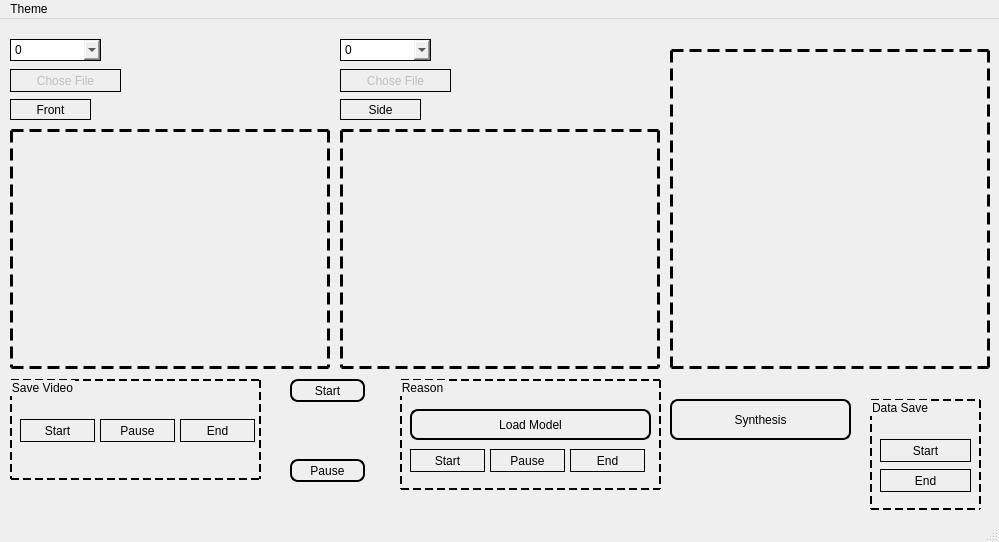
Qt form mainwindow.ui (ShijianWen3/app_yolo_pyqt) before a commit.
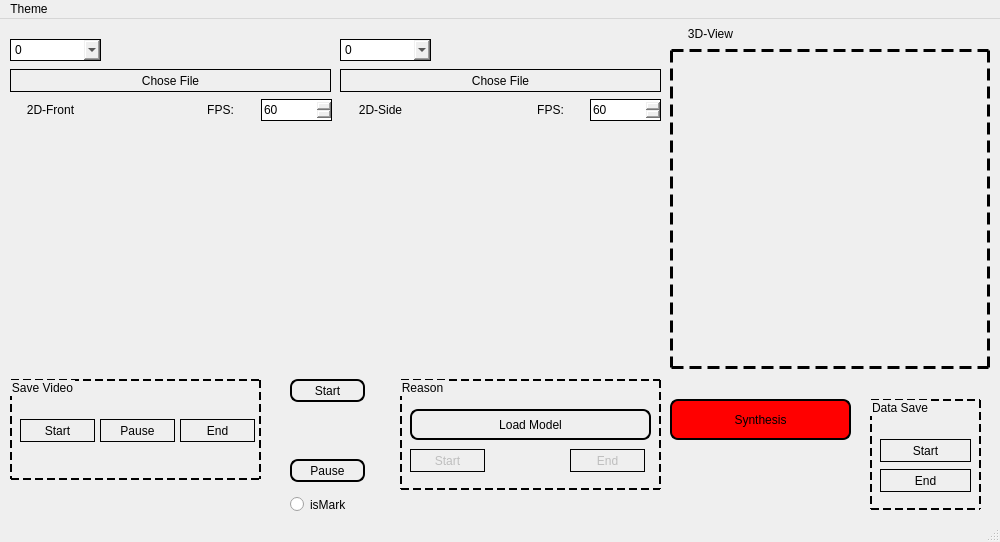
The same form after that commit. Icons and pictures are not drawn. Custom widgets are drawn as their Qt base class.

```diff
--- a/mainwindow.ui
+++ b/mainwindow.ui
@@ -6,7 +6,7 @@
    <rect>
     <x>0</x>
     <y>0</y>
-    <width>999</width>
+    <width>1000</width>
     <height>542</height>
    </rect>
   </property>
@@ -30,7 +30,9 @@
      </rect>
     </property>
     <property name="styleSheet">
-     <string notr="true">border: 3px dashed black;</string>
+     <string notr="true">VideoWidget {
+    border: 3px dashed black;
+}</string>
     </property>
    </widget>
    <widget class="QWidget" name="widget_videoSide" native="true">
@@ -43,7 +45,7 @@
      </rect>
     </property>
     <property name="styleSheet">
-     <string notr="true">QWidget {
+     <string notr="true">VideoWidget {
     border: 3px dashed black;
 }</string>
     </property>
@@ -137,13 +139,13 @@
    </widget>
    <widget class="QPushButton" name="pushButton_chooseFile_videoFront">
     <property name="enabled">
-     <bool>false</bool>
+     <bool>true</bool>
     </property>
     <property name="geometry">
      <rect>
       <x>10</x>
       <y>50</y>
-      <width>111</width>
+      <width>321</width>
       <height>23</height>
      </rect>
     </property>
@@ -159,13 +161,13 @@
    </widget>
    <widget class="QPushButton" name="pushButton_chooseFile_videoSide">
     <property name="enabled">
-     <bool>false</bool>
+     <bool>true</bool>
     </property>
     <property name="geometry">
      <rect>
       <x>340</x>
       <y>50</y>
-      <width>111</width>
+      <width>321</width>
       <height>23</height>
      </rect>
     </property>
@@ -189,13 +191,13 @@
      </rect>
     </property>
     <property name="styleSheet">
-     <string notr="true">QLabel { border: 1px solid black;
+     <string notr="true">QLabel { 
 			
 	font: 75 12pt &quot;Arial&quot;;
 }</string>
     </property>
     <property name="text">
-     <string>Front</string>
+     <string>2D-Front</string>
     </property>
     <property name="alignment">
      <set>Qt::AlignCenter</set>
@@ -211,13 +213,13 @@
      </rect>
     </property>
     <property name="styleSheet">
-     <string notr="true">QLabel { border: 1px solid black;
+     <string notr="true">QLabel { 
 			
 	font: 75 12pt &quot;Arial&quot;;
 }</string>
     </property>
     <property name="text">
-     <string>Side</string>
+     <string>2D-Side</string>
     </property>
     <property name="alignment">
      <set>Qt::AlignCenter</set>
@@ -316,6 +318,9 @@
      <string>Reason</string>
     </property>
     <widget class="QPushButton" name="pushButton_reason_start">
+     <property name="enabled">
+      <bool>false</bool>
+     </property>
      <property name="geometry">
       <rect>
        <x>10</x>
@@ -334,26 +339,10 @@
       <string>Start</string>
      </property>
     </widget>
-    <widget class="QPushButton" name="pushButton_reason_pause">
-     <property name="geometry">
-      <rect>
-       <x>90</x>
-       <y>70</y>
-       <width>75</width>
-       <height>23</height>
-      </rect>
-     </property>
-     <property name="styleSheet">
-      <string notr="true">QPushButton { border: 1px solid black;
-			
-	font: 75 12pt &quot;Arial&quot;;
-}</string>
-     </property>
-     <property name="text">
-      <string>Pause</string>
-     </property>
-    </widget>
     <widget class="QPushButton" name="pushButton_reason_end">
+     <property name="enabled">
+      <bool>false</bool>
+     </property>
      <property name="geometry">
       <rect>
        <x>170</x>
@@ -408,7 +397,8 @@
 			
 	font: 75 14pt &quot;Arial&quot;;
 	border-radius: 8px; /* 设置圆角 */
-
+	
+	background-color: rgb(255, 0, 0);
 }</string>
     </property>
     <property name="text">
@@ -513,13 +503,149 @@
      <string>Pause</string>
     </property>
    </widget>
+   <widget class="QRadioButton" name="radioButton">
+    <property name="geometry">
+     <rect>
+      <x>290</x>
+      <y>470</y>
+      <width>101</width>
+      <height>31</height>
+     </rect>
+    </property>
+    <property name="styleSheet">
+     <string notr="true">	font: 75 14pt &quot;Arial&quot;;\n	border-radius: 8px; /* 设置圆角 */\n\n</string>
+    </property>
+    <property name="text">
+     <string>isMark</string>
+    </property>
+   </widget>
+   <widget class="QLabel" name="label_1">
+    <property name="geometry">
+     <rect>
+      <x>670</x>
+      <y>4</y>
+      <width>81</width>
+      <height>21</height>
+     </rect>
+    </property>
+    <property name="styleSheet">
+     <string notr="true">QLabel {
+			
+	font: 75 12pt &quot;Arial&quot;;
+}</string>
+    </property>
+    <property name="text">
+     <string>3D-View</string>
+    </property>
+    <property name="alignment">
+     <set>Qt::AlignCenter</set>
+    </property>
+   </widget>
+   <widget class="QSpinBox" name="spinBox_fpsFront">
+    <property name="geometry">
+     <rect>
+      <x>261</x>
+      <y>80</y>
+      <width>71</width>
+      <height>22</height>
+     </rect>
+    </property>
+    <property name="styleSheet">
+     <string notr="true"> border: 1px solid black;
+			
+	font: 75 12pt &quot;Arial&quot;;</string>
+    </property>
+    <property name="minimum">
+     <number>10</number>
+    </property>
+    <property name="maximum">
+     <number>120</number>
+    </property>
+    <property name="singleStep">
+     <number>10</number>
+    </property>
+    <property name="value">
+     <number>60</number>
+    </property>
+   </widget>
+   <widget class="QLabel" name="label_2">
+    <property name="geometry">
+     <rect>
+      <x>180</x>
+      <y>80</y>
+      <width>81</width>
+      <height>21</height>
+     </rect>
+    </property>
+    <property name="styleSheet">
+     <string notr="true">QLabel { 
+			
+	font: 75 12pt &quot;Arial&quot;;
+}</string>
+    </property>
+    <property name="text">
+     <string>FPS:</string>
+    </property>
+    <property name="alignment">
+     <set>Qt::AlignCenter</set>
+    </property>
+   </widget>
+   <widget class="QLabel" name="label_3">
+    <property name="geometry">
+     <rect>
+      <x>510</x>
+      <y>80</y>
+      <width>81</width>
+      <height>21</height>
+     </rect>
+    </property>
+    <property name="styleSheet">
+     <string notr="true">QLabel { 
+			
+	font: 75 12pt &quot;Arial&quot;;
+}</string>
+    </property>
+    <property name="text">
+     <string>FPS:</string>
+    </property>
+    <property name="alignment">
+     <set>Qt::AlignCenter</set>
+    </property>
+   </widget>
+   <widget class="QSpinBox" name="spinBox_fpsSide">
+    <property name="geometry">
+     <rect>
+      <x>590</x>
+      <y>80</y>
+      <width>71</width>
+      <height>22</height>
+     </rect>
+    </property>
+    <property name="styleSheet">
+     <string notr="true"> border: 1px solid black;
+			
+	font: 75 12pt &quot;Arial&quot;;</string>
+    </property>
+    <property name="minimum">
+     <number>10</number>
+    </property>
+    <property name="maximum">
+     <number>120</number>
+    </property>
+    <property name="singleStep">
+     <number>10</number>
+    </property>
+    <property name="value">
+     <number>60</number>
+    </property>
+   </widget>
   </widget>
   <widget class="QMenuBar" name="menubar">
    <property name="geometry">
     <rect>
      <x>0</x>
      <y>0</y>
-     <width>999</width>
+     <width>1000</width>
      <height>22</height>
     </rect>
    </property>
```
Left out of the diff: 14 changed lines with no effect on the pictures.
